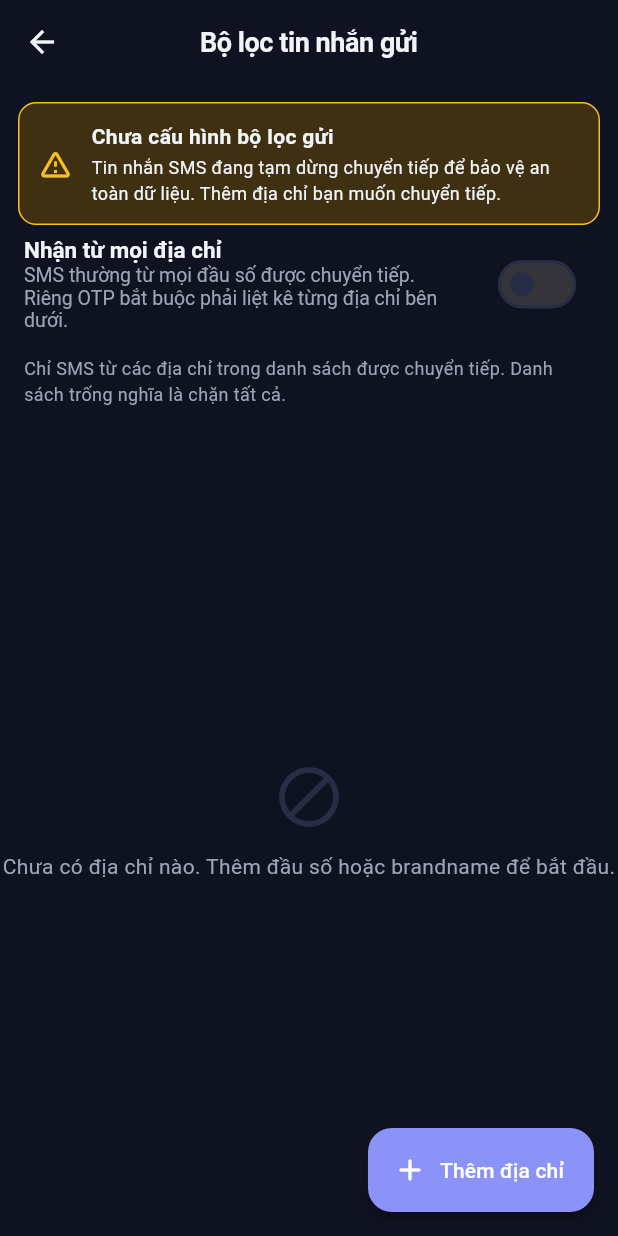
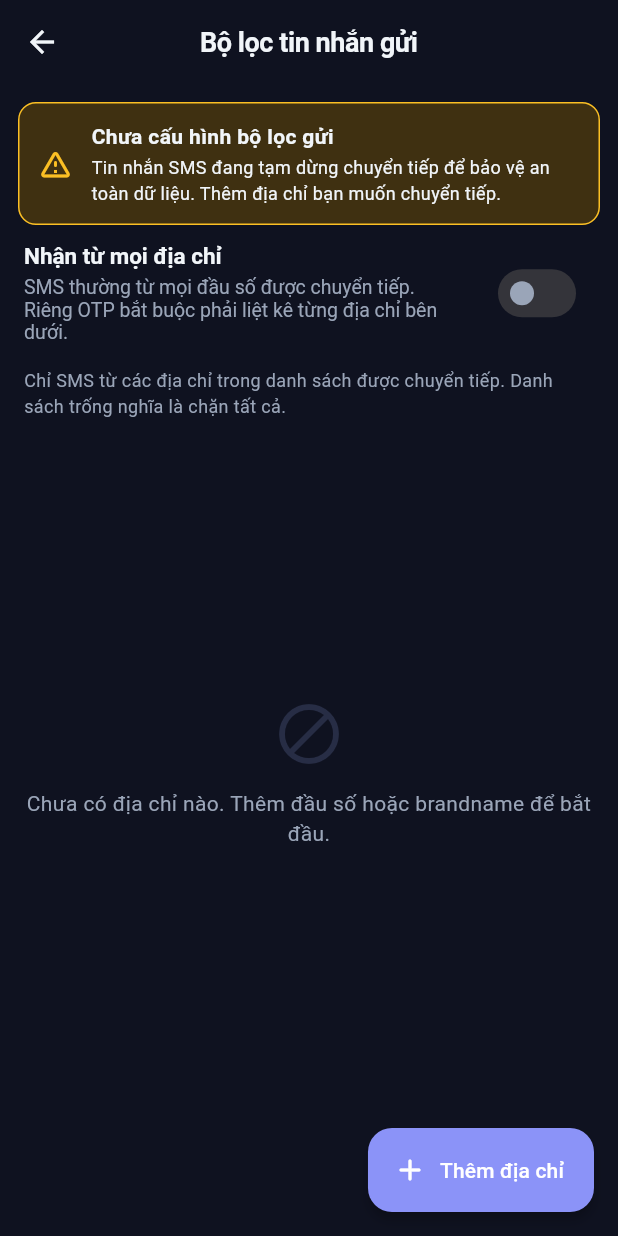
Before and after one commit to vubaochau-coder/sms_navigator, a Flutter app: the screen it shows after launch, after a tap on the "dark mode" icon, after a tap on the "fact check" icon, on a phone screen of 412 x 824 dp. Run offline on Flutter 3.47's test engine with Material 3 defaults, Android fonts, the phone set to English and light mode, and no system bars; drawn by our look-alikes of toastification; our stand-ins replace bloc_concurrency, dio, equatable, firebase_analytics, firebase_core, firebase_crashlytics and 8 more; missing offline and left inert: cryptography, mobile_scanner; accounts and stored records are empty; network calls fail.

Commit message:
refactor: adopt BlocSelector, unify BlocProvider.of syntax, and polish whitelist settings
- Use BlocSelector for single-field buildWhen subscriptions
- Standardize bloc event dispatching to BlocProvider.of<B>(context).add() with block bodies
- Replace SwitchListTile with custom AppSwitch and polish layout/spacing in whitelist settings
- Clean up redundant dialog helpers and simplify whitelist bloc state
- Update corresponding unit and widget tests

```diff
--- a/lib/core/widgets/app_common_widgets.dart
+++ b/lib/core/widgets/app_common_widgets.dart
@@ -1,3 +1,4 @@
+export 'app_switch.dart';
 export 'copyable_info_row.dart';
 export 'empty_state_view.dart';
 export 'info_card.dart';
--- /dev/null
+++ b/lib/core/widgets/app_switch.dart
@@ -0,0 +1,41 @@
+import 'package:flutter/material.dart';
+
+/// Switch dùng chung toàn ứng dụng với màu đồng nhất. Trạng thái disabled
+/// vẫn hiển thị rõ ràng thay vì bị mờ theo mặc định của Material 3.
+class AppSwitch extends StatelessWidget {
+  const AppSwitch({
+    super.key,
+    required this.value,
+    this.onChanged,
+  });
+
+  final bool value;
+  final ValueChanged<bool>? onChanged;
+
+  @override
+  Widget build(BuildContext context) {
+    final colorScheme = Theme.of(context).colorScheme;
+    final isEnabled = onChanged != null;
+
+    return Switch(
+      value: value,
+      onChanged: onChanged,
+      materialTapTargetSize: MaterialTapTargetSize.shrinkWrap,
+      trackColor: WidgetStateProperty.resolveWith((states) {
+        if (value) {
+          return isEnabled
+              ? colorScheme.primary
+              : colorScheme.primary.withValues(alpha: 0.4);
+        }
+        return isEnabled
+            ? colorScheme.surfaceContainerHighest
+            : colorScheme.surfaceContainerHighest.withValues(alpha: 0.5);
+      }),
+      thumbColor: WidgetStateProperty.resolveWith((states) {
+        if (value) return colorScheme.onPrimary;
+        return isEnabled ? colorScheme.onSurfaceVariant : colorScheme.outline;
+      }),
+      trackOutlineColor: const WidgetStatePropertyAll(Colors.transparent),
+    );
+  }
+}
--- a/lib/core/widgets/theme_toggle_button.dart
+++ b/lib/core/widgets/theme_toggle_button.dart
@@ -30,7 +30,9 @@ class ThemeToggleButton extends StatelessWidget {
               key: ValueKey<bool>(isDark),
             ),
           ),
-          onPressed: () => context.read<ThemeCubit>().toggleTheme(),
+          onPressed: () {
+            BlocProvider.of<ThemeCubit>(context).toggleTheme();
+          },
         );
       },
     );
--- a/lib/features/device/presentation/dialogs/sms_permission_prompt_dialog.dart
+++ b/lib/features/device/presentation/dialogs/sms_permission_prompt_dialog.dart
@@ -26,7 +26,7 @@ Future<void> showSmsPermissionPromptDialog(
         TextButton(
           onPressed: () {
             Navigator.of(context).pop();
-            context.read<DeviceSetupBloc>().add(
+            BlocProvider.of<DeviceSetupBloc>(context).add(
               const DeviceSetupDontPromptDismissed(),
             );
           },
--- a/lib/features/otp_list/presentation/bloc/otp_list_bloc.dart
+++ b/lib/features/otp_list/presentation/bloc/otp_list_bloc.dart
@@ -4,6 +4,7 @@ import 'package:flutter_bloc/flutter_bloc.dart';
 
 import '../../../../core/errors/app_exceptions.dart';
 import '../../../../core/utils/date_time_utils.dart';
+import '../../../../core/utils/toast_utils.dart';
 import '../../data/repositories/otp_list_repository.dart';
 import 'otp_list_event.dart';
 import 'otp_list_state.dart';
@@ -29,12 +30,7 @@ class OtpListBloc extends Bloc<OtpListEvent, OtpListState> {
     final currentCancelToken = CancelToken();
     _cancelToken = currentCancelToken;
 
-    emit(
-      state.copyWith(
-        isLoading: true,
-        errorMessage: null,
-      ),
-    );
+    emit(state.copyWith(isLoading: true));
     try {
       final items = await repository.getOtpListForDate(
         state.selectedDate,
@@ -51,12 +47,8 @@ class OtpListBloc extends Bloc<OtpListEvent, OtpListState> {
       // Yêu cầu bị hủy có chủ đích khi chuyển ngày nhanh -> bỏ qua, không báo lỗi
     } catch (e) {
       if (emit.isDone) return;
-      emit(
-        state.copyWith(
-          isLoading: false,
-          errorMessage: 'Lỗi tải danh sách OTP: ${e.toString()}',
-        ),
-      );
+      ToastUtils.showError('Lỗi tải danh sách OTP: ${e.toString()}');
+      emit(state.copyWith(isLoading: false));
     }
   }
 
--- a/lib/features/otp_list/presentation/bloc/otp_list_state.dart
+++ b/lib/features/otp_list/presentation/bloc/otp_list_state.dart
@@ -12,7 +12,6 @@ class OtpListState extends Equatable {
   final bool isGroupingByDevice;
   final OtpDirectionFilter directionFilter;
   final List<DecryptedOtpItem> items;
-  final String? errorMessage;
 
   OtpListState({
     this.isLoading = false,
@@ -22,7 +21,6 @@ class OtpListState extends Equatable {
     this.isGroupingByDevice = false,
     this.directionFilter = OtpDirectionFilter.all,
     this.items = const [],
-    this.errorMessage,
   }) : selectedDate = selectedDate ?? DateTime.now(),
        focusedDate = focusedDate ?? (selectedDate ?? DateTime.now());
 
@@ -72,7 +70,6 @@ class OtpListState extends Equatable {
     bool? isGroupingByDevice,
     OtpDirectionFilter? directionFilter,
     List<DecryptedOtpItem>? items,
-    String? errorMessage,
   }) {
     return OtpListState(
       isLoading: isLoading ?? this.isLoading,
@@ -82,7 +79,6 @@ class OtpListState extends Equatable {
       isGroupingByDevice: isGroupingByDevice ?? this.isGroupingByDevice,
       directionFilter: directionFilter ?? this.directionFilter,
       items: items ?? this.items,
-      errorMessage: errorMessage,
     );
   }
 
@@ -95,6 +91,5 @@ class OtpListState extends Equatable {
     isGroupingByDevice,
     directionFilter,
     items,
-    errorMessage,
   ];
 }
--- a/lib/features/otp_list/presentation/widgets/otp_compact_header.dart
+++ b/lib/features/otp_list/presentation/widgets/otp_compact_header.dart
@@ -18,22 +18,22 @@ class OtpCompactHeader extends StatelessWidget {
     final colorScheme = context.colorScheme;
     final l10n = context.l10n;
 
-    return BlocBuilder<OtpListBloc, OtpListState>(
-      buildWhen: (p, c) => p.selectedDate != c.selectedDate,
-      builder: (context, state) {
+    return BlocSelector<OtpListBloc, OtpListState, DateTime>(
+      selector: (state) => state.selectedDate,
+      builder: (context, selectedDate) {
         final isToday = DateTimeUtils.isSameDay(
-          state.selectedDate,
+          selectedDate,
           DateTime.now(),
         );
         final String dateText;
         if (isToday) {
           final dateDayMonth = DateTimeUtils.formatDate(
-            state.selectedDate,
+            selectedDate,
             pattern: 'dd/MM',
           );
           dateText = l10n.otpTodayWithDate(dateDayMonth);
         } else {
-          dateText = DateTimeUtils.formatDate(state.selectedDate);
+          dateText = DateTimeUtils.formatDate(selectedDate);
         }
 
         return Padding(
--- a/lib/features/otp_list/presentation/widgets/otp_direction_filter_bar.dart
+++ b/lib/features/otp_list/presentation/widgets/otp_direction_filter_bar.dart
@@ -16,27 +16,33 @@ class OtpDirectionFilterBar extends StatelessWidget {
 
     return Padding(
       padding: const EdgeInsets.symmetric(horizontal: 12, vertical: 4),
-      child: BlocBuilder<OtpListBloc, OtpListState>(
-        buildWhen: (p, c) => p.directionFilter != c.directionFilter,
-        builder: (context, state) {
+      child: BlocSelector<OtpListBloc, OtpListState, OtpDirectionFilter>(
+        selector: (state) => state.directionFilter,
+        builder: (context, directionFilter) {
           return Row(
             children: [
               _DirectionOption(
                 label: l10n.smsFilterAll,
-                isSelected: state.directionFilter == OtpDirectionFilter.all,
-                onTap: () => _onSelect(context, OtpDirectionFilter.all),
+                isSelected: directionFilter == OtpDirectionFilter.all,
+                onTap: () {
+                  _onSelect(context, OtpDirectionFilter.all);
+                },
               ),
               const SizedBox(width: 16),
               _DirectionOption(
                 label: l10n.smsFilterSent,
-                isSelected: state.directionFilter == OtpDirectionFilter.sent,
-                onTap: () => _onSelect(context, OtpDirectionFilter.sent),
+                isSelected: directionFilter == OtpDirectionFilter.sent,
+                onTap: () {
+                  _onSelect(context, OtpDirectionFilter.sent);
+                },
               ),
               const SizedBox(width: 16),
               _DirectionOption(
                 label: l10n.smsFilterReceived,
-                isSelected: state.directionFilter == OtpDirectionFilter.received,
-                onTap: () => _onSelect(context, OtpDirectionFilter.received),
+                isSelected: directionFilter == OtpDirectionFilter.received,
+                onTap: () {
+                  _onSelect(context, OtpDirectionFilter.received);
+                },
               ),
             ],
           );
--- a/lib/features/otp_list/presentation/widgets/otp_filter_bar.dart
+++ b/lib/features/otp_list/presentation/widgets/otp_filter_bar.dart
@@ -57,11 +57,10 @@ class OtpFilterBar extends StatelessWidget {
               );
             },
           ),
-          BlocBuilder<OtpListBloc, OtpListState>(
-            buildWhen: (p, c) => p.isGroupingByDevice != c.isGroupingByDevice,
-            builder: (context, state) {
+          BlocSelector<OtpListBloc, OtpListState, bool>(
+            selector: (state) => state.isGroupingByDevice,
+            builder: (context, isGrouping) {
               final groupLabel = l10n.otpGroupByDevice;
-              final isGrouping = state.isGroupingByDevice;
 
               return InkWell(
                 onTap: () {
--- a/lib/features/settings/presentation/bloc/whitelist_bloc.dart
+++ b/lib/features/settings/presentation/bloc/whitelist_bloc.dart
@@ -1,5 +1,6 @@
 import 'package:flutter_bloc/flutter_bloc.dart';
 
+import '../../../../core/utils/toast_utils.dart';
 import '../../../sender/data/models/whitelist_config_model.dart';
 import '../../data/repositories/whitelist_repository.dart';
 import 'whitelist_event.dart';
@@ -20,17 +21,13 @@ class WhitelistBloc extends Bloc<WhitelistEvent, WhitelistState> {
     WhitelistStarted event,
     Emitter<WhitelistState> emit,
   ) async {
-    emit(state.copyWith(isLoading: true, clearError: true, clearSuccess: true));
+    emit(state.copyWith(isLoading: true));
     try {
       final config = await repository.getWhitelist();
       emit(state.copyWith(isLoading: false, config: config));
     } catch (e) {
-      emit(
-        state.copyWith(
-          isLoading: false,
-          errorMessage: 'Không thể đọc cấu hình white-list: $e',
-        ),
-      );
+      ToastUtils.showError('Không thể đọc cấu hình white-list: $e');
+      emit(state.copyWith(isLoading: false));
     }
   }
 
@@ -49,12 +46,7 @@ class WhitelistBloc extends Bloc<WhitelistEvent, WhitelistState> {
   ) async {
     final address = event.address.trim();
     if (address.isEmpty) {
-      emit(
-        state.copyWith(
-          errorMessage: 'Địa chỉ không được để trống',
-          clearSuccess: true,
-        ),
-      );
+      ToastUtils.showError('Địa chỉ không được để trống');
       return;
     }
 
@@ -62,12 +54,7 @@ class WhitelistBloc extends Bloc<WhitelistEvent, WhitelistState> {
       (entry) => entry.address.toLowerCase() == address.toLowerCase(),
     );
     if (isDuplicate) {
-      emit(
-        state.copyWith(
-          errorMessage: 'Địa chỉ "$address" đã có trong danh sách',
-          clearSuccess: true,
-        ),
-      );
+      ToastUtils.showError('Địa chỉ "$address" đã có trong danh sách');
       return;
     }
 
@@ -115,16 +102,11 @@ class WhitelistBloc extends Bloc<WhitelistEvent, WhitelistState> {
     WhitelistConfigModel updated,
     Emitter<WhitelistState> emit,
   ) async {
-    emit(state.copyWith(isLoading: true, clearError: true, clearSuccess: true));
+    emit(state.copyWith(isLoading: true));
     final saved = await repository.saveWhitelist(updated);
     if (!saved) {
-      emit(
-        state.copyWith(
-          isLoading: false,
-          errorMessage: 'Không thể lưu cấu hình white-list',
-          clearSuccess: true,
-        ),
-      );
+      ToastUtils.showError('Không thể lưu cấu hình white-list');
+      emit(state.copyWith(isLoading: false));
       return;
     }
     emit(state.copyWith(isLoading: false, config: updated));
--- a/lib/features/settings/presentation/bloc/whitelist_state.dart
+++ b/lib/features/settings/presentation/bloc/whitelist_state.dart
@@ -6,14 +6,10 @@ class WhitelistState extends Equatable {
   const WhitelistState({
     this.isLoading = false,
     this.config = const WhitelistConfigModel(),
-    this.errorMessage,
-    this.successMessage,
   });
 
   final bool isLoading;
   final WhitelistConfigModel config;
-  final String? errorMessage;
-  final String? successMessage;
 
   /// true khi cấu hình đang chặn toàn bộ SMS (EXPLICIT + danh sách trống).
   bool get blocksEverything =>
@@ -22,16 +18,10 @@ class WhitelistState extends Equatable {
   WhitelistState copyWith({
     bool? isLoading,
     WhitelistConfigModel? config,
-    String? errorMessage,
-    String? successMessage,
-    bool clearError = false,
-    bool clearSuccess = false,
   }) {
     return WhitelistState(
       isLoading: isLoading ?? this.isLoading,
       config: config ?? this.config,
-      errorMessage: clearError ? null : errorMessage,
-      successMessage: clearSuccess ? null : successMessage,
     );
   }
 
@@ -39,7 +29,5 @@ class WhitelistState extends Equatable {
   List<Object?> get props => [
         isLoading,
         config,
-        errorMessage,
-        successMessage,
       ];
 }
--- a/lib/features/settings/presentation/pages/whitelist_settings_page.dart
+++ b/lib/features/settings/presentation/pages/whitelist_settings_page.dart
@@ -2,6 +2,7 @@ import 'package:flutter/material.dart';
 import 'package:flutter_bloc/flutter_bloc.dart';
 
 import '../../../../core/extensions/context_extensions.dart';
+import '../../../../core/widgets/app_common_widgets.dart';
 import '../../../sender/data/models/whitelist_config_model.dart';
 import '../../data/repositories/whitelist_repository.dart';
 import '../bloc/whitelist_bloc.dart';
@@ -34,22 +35,19 @@ class _WhitelistSettingsView extends StatelessWidget {
     return Scaffold(
       appBar: AppBar(title: Text(l10n.whitelistSettingsTitle)),
       floatingActionButton: FloatingActionButton.extended(
-        onPressed: () => _showAddDialog(context),
+        onPressed: () {
+          showDialog<void>(
+            context: context,
+            builder: (_) => BlocProvider.value(
+              value: BlocProvider.of<WhitelistBloc>(context),
+              child: const WhitelistAddEntryDialog(),
+            ),
+          );
+        },
         icon: const Icon(Icons.add_rounded),
         label: Text(l10n.addWhitelistDialogTitle),
       ),
-      body: BlocConsumer<WhitelistBloc, WhitelistState>(
-        listener: (context, state) {
-          if (state.errorMessage != null) {
-            ScaffoldMessenger.of(context).showSnackBar(
-              SnackBar(content: Text(state.errorMessage!)),
-            );
-          } else if (state.successMessage != null) {
-            ScaffoldMessenger.of(context).showSnackBar(
-              SnackBar(content: Text(state.successMessage!)),
-            );
-          }
-        },
+      body: BlocBuilder<WhitelistBloc, WhitelistState>(
         builder: (context, state) {
           if (state.isLoading && state.config.entries.isEmpty) {
             return const Center(child: CircularProgressIndicator());
@@ -78,7 +76,7 @@ class _BlockedBanner extends StatelessWidget {
     final l10n = context.l10n;
     final colorScheme = context.colorScheme;
     return Container(
-      margin: const EdgeInsets.fromLTRB(12, 12, 12, 0),
+      margin: const EdgeInsets.fromLTRB(12, 12, 12, 4),
       padding: const EdgeInsets.all(12),
       decoration: BoxDecoration(
         color: colorScheme.tertiaryContainer,
@@ -123,23 +121,33 @@ class _AllAddressesTile extends StatelessWidget {
   @override
   Widget build(BuildContext context) {
     final l10n = context.l10n;
-    return BlocBuilder<WhitelistBloc, WhitelistState>(
-      buildWhen: (p, c) => p.config.mode != c.config.mode,
-      builder: (context, state) {
-        final isAllAddresses = state.config.mode == WhitelistMode.allAddresses;
-        return SwitchListTile(
-          value: isAllAddresses,
-          title: Text(l10n.whitelistAllAddressesToggle),
-          subtitle: Text(l10n.whitelistAllAddressesDesc),
-          onChanged: (value) {
-            context.read<WhitelistBloc>().add(
+    return BlocSelector<WhitelistBloc, WhitelistState, WhitelistMode>(
+      selector: (state) => state.config.mode,
+      builder: (context, mode) {
+        final isAllAddresses = mode == WhitelistMode.allAddresses;
+        void toggle() {
+          BlocProvider.of<WhitelistBloc>(context).add(
             WhitelistModeChanged(
               isAllAddresses
                   ? WhitelistMode.explicit
                   : WhitelistMode.allAddresses,
             ),
           );
+        }
+
+        return ListTile(
+          title: Text(l10n.whitelistAllAddressesToggle),
+          subtitle: Padding(
+            padding: const EdgeInsets.only(top: 4),
+            child: Text(l10n.whitelistAllAddressesDesc),
+          ),
+          trailing: AppSwitch(
+            value: isAllAddresses,
+            onChanged: (_) {
+              toggle();
             },
+          ),
+          onTap: toggle,
         );
       },
     );
@@ -153,10 +161,10 @@ class _SectionCaption extends StatelessWidget {
   Widget build(BuildContext context) {
     final l10n = context.l10n;
     final colorScheme = context.colorScheme;
-    return BlocBuilder<WhitelistBloc, WhitelistState>(
-      buildWhen: (p, c) => p.config.mode != c.config.mode,
-      builder: (context, state) {
-        final caption = state.config.mode == WhitelistMode.allAddresses
+    return BlocSelector<WhitelistBloc, WhitelistState, WhitelistMode>(
+      selector: (state) => state.config.mode,
+      builder: (context, mode) {
+        final caption = mode == WhitelistMode.allAddresses
             ? l10n.whitelistOtpSectionCaption
             : l10n.whitelistExplicitDesc;
         return Padding(
@@ -182,15 +190,21 @@ class _EntriesSection extends StatelessWidget {
     final l10n = context.l10n;
     final colorScheme = context.colorScheme;
 
-    return BlocBuilder<WhitelistBloc, WhitelistState>(
-      buildWhen: (p, c) => p.config.entries != c.config.entries,
-      builder: (context, state) {
-        if (state.config.entries.isEmpty) {
-          return Center(
+    return BlocSelector<WhitelistBloc, WhitelistState, List<WhitelistEntryModel>>(
+      selector: (state) => state.config.entries,
+      builder: (context, entries) {
+        if (entries.isEmpty) {
+          return Padding(
+            padding: const EdgeInsets.fromLTRB(12, 0, 12, 72),
+            child: Center(
               child: Column(
                 mainAxisAlignment: MainAxisAlignment.center,
                 children: [
-                Icon(Icons.block_rounded, size: 48, color: colorScheme.outline),
+                  Icon(
+                    Icons.block_rounded,
+                    size: 48,
+                    color: colorScheme.outline,
+                  ),
                   const SizedBox(height: 12),
                   Text(
                     l10n.whitelistEmptyListHint,
@@ -199,13 +213,15 @@ class _EntriesSection extends StatelessWidget {
                   ),
                 ],
               ),
+            ),
           );
         }
 
         return ListView.builder(
-          itemCount: state.config.entries.length,
-          itemBuilder: (context, index) =>
-              _WhitelistEntryTile(entry: state.config.entries[index]),
+          itemCount: entries.length,
+          itemBuilder: (context, index) {
+            return _WhitelistEntryTile(entry: entries[index]);
+          },
         );
       },
     );
@@ -250,30 +266,24 @@ class _WhitelistEntryTile extends StatelessWidget {
             message: l10n.allowSendingOtp,
             child: Checkbox(
               value: entry.allowOtp,
-              onChanged: (_) => context
-                  .read<WhitelistBloc>()
-                  .add(WhitelistAllowOtpToggled(entry)),
+              onChanged: (_) {
+                BlocProvider.of<WhitelistBloc>(
+                  context,
+                ).add(WhitelistAllowOtpToggled(entry));
+              },
             ),
           ),
           IconButton(
             tooltip: l10n.whitelistRemoveAction,
             icon: const Icon(Icons.delete_outline_rounded),
-            onPressed: () => context
-                .read<WhitelistBloc>()
-                .add(WhitelistEntryRemoved(entry)),
+            onPressed: () {
+              BlocProvider.of<WhitelistBloc>(
+                context,
+              ).add(WhitelistEntryRemoved(entry));
+            },
           ),
         ],
       ),
     );
   }
 }
-
-void _showAddDialog(BuildContext context) {
-  showDialog<void>(
-    context: context,
-    builder: (dialogContext) => BlocProvider.value(
-      value: context.read<WhitelistBloc>(),
-      child: const WhitelistAddEntryDialog(),
-    ),
-  );
-}
```
Also changed, not shown: lib/features/device/presentation/pages/device_setup_checklist_page.dart (+7 -7 lines), lib/features/pairing/presentation/pages/pairing_sender_page.dart (+5 -5 lines), lib/features/pairing/presentation/pages/qr_scan_page.dart (+5 -20 lines), lib/features/pairing/presentation/widgets/paired_devices_body.dart (+11 -6 lines), lib/features/settings/presentation/widgets/whitelist_add_entry_dialog.dart (+8 -4 lines), 2 other files. Lines whose indentation alone changed are shown as unchanged.
